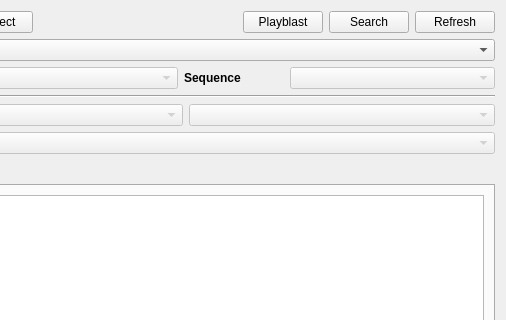
First picture: the form in module/wildchildanimation/gui/forms/maya/form.ui, repository dearyangyu/swing, before the edit; both pictures show x 144 to 650 and y 0 to 320 of the 650 by 491 pixel window.
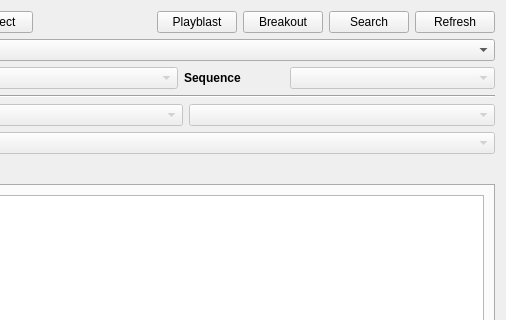
Second picture: the form after the edit. The open tabs and pages were chosen to show the change.

Diff of the .ui file:
```diff
--- a/module/wildchildanimation/gui/forms/maya/form.ui
+++ b/module/wildchildanimation/gui/forms/maya/form.ui
@@ -59,6 +59,13 @@
        </property>
       </widget>
      </item>
+     <item>
+      <widget class="QPushButton" name="pushButtonBreakout">
+       <property name="text">
+        <string>Breakout</string>
+       </property>
+      </widget>
+     </item>
      <item>
       <widget class="QPushButton" name="pushButtonSearchFiles">
        <property name="text">
```
Left out of the diff: 2 changed lines with no effect on the pictures.
